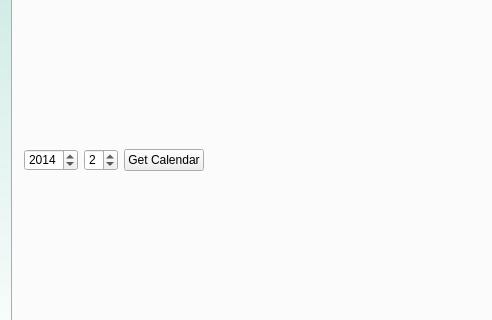
This is main/mainscreen.ui in liranbg/JCEaverageCalculator as Qt 5 draws it before an edit; both pictures show x 0 to 492 and y 109 to 429 of the 855 by 517 pixel window. The edited form follows.
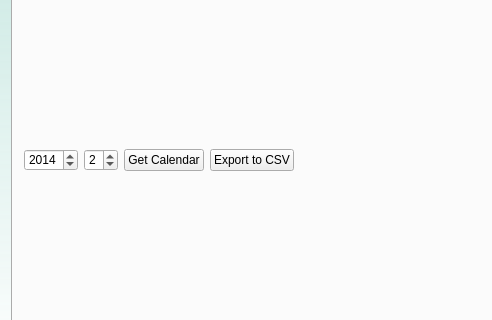
This is the edited form. Icons and pictures are not drawn.

Commit message:
Added Featcher: Export calendar to CSV format for GoogleCalendar/iCal/Outlook
at the gui - calendar tab - there is now an export to csv button.
clicking it will prompt thr user to save the file on his system hard
drive. the app will add the .csv extention.

the csv file, will export only one week, starting from the begining of
the first semester of 2015 (the one that is coming).

in the future i will add a Held doc for exporting and importimg to the
users calendar.

cheers!

The edit to the form file:
```diff
--- a/main/mainscreen.ui
+++ b/main/mainscreen.ui
@@ -588,6 +588,13 @@
                 </property>
                </widget>
               </item>
+              <item>
+               <widget class="QPushButton" name="pushButton_2">
+                <property name="text">
+                 <string>Export to CSV</string>
+                </property>
+               </widget>
+              </item>
               <item>
                <spacer name="horizontalSpacer_2">
                 <property name="orientation">
```
Left out of the diff: 2 changed lines with no effect on the pictures. The commit also changes 8 other files.
